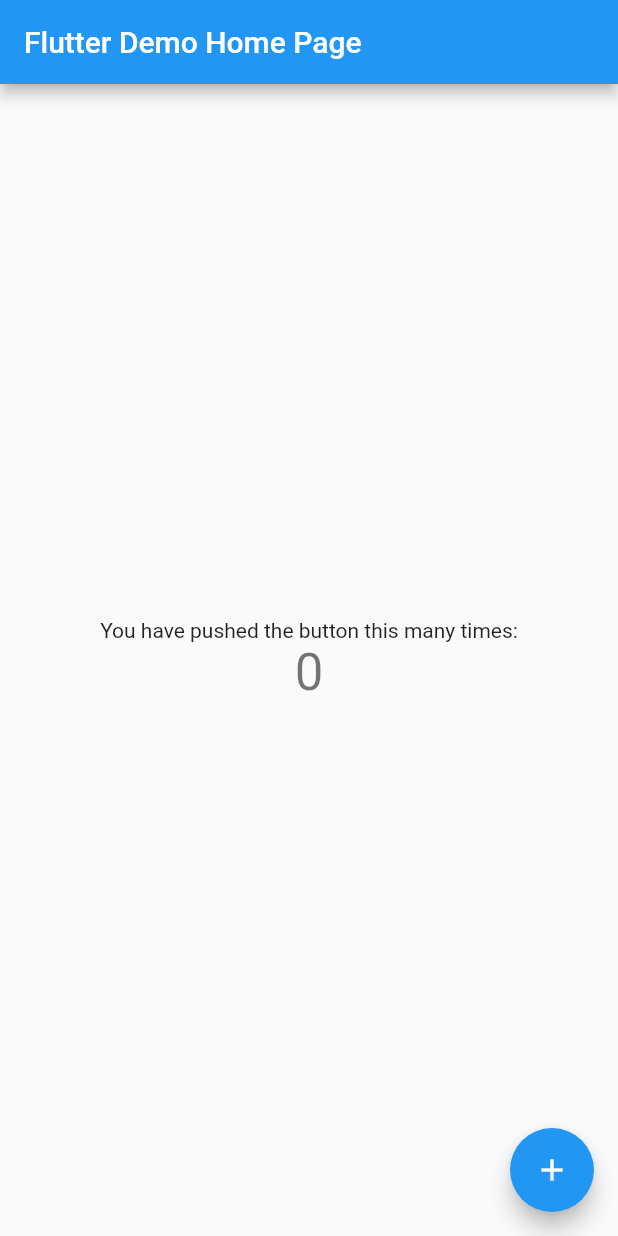
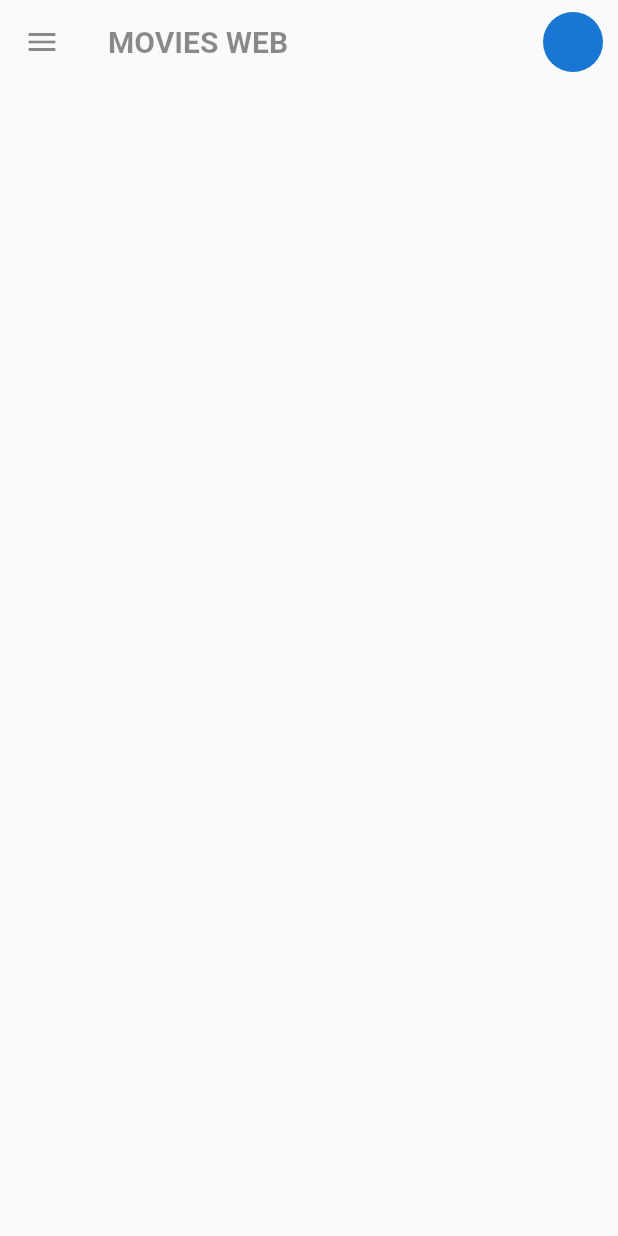
Before and after one commit to kgerc/movies_app, a Flutter app: the screen it shows after launch, on a phone screen of 412 x 824 dp. Run offline on Flutter 3.47's test engine with Material 2 defaults, Android fonts, the phone set to English and light mode, and no system bars.

Commit message:
added required flutter packages and home screen basic elements

```diff
--- a/lib/main.dart
+++ b/lib/main.dart
@@ -1,115 +1,16 @@
 import 'package:flutter/material.dart';
+import 'package:movies_app/src/ui/home_screen.dart';
 
 void main() {
-  runApp(const MyApp());
+  runApp(MyApp());
 }
 
 class MyApp extends StatelessWidget {
-  const MyApp({Key? key}) : super(key: key);
-
-  // This widget is the root of your application.
   @override
   Widget build(BuildContext context) {
     return MaterialApp(
-      title: 'Flutter Demo',
-      theme: ThemeData(
-        // This is the theme of your application.
-        //
-        // Try running your application with "flutter run". You'll see the
-        // application has a blue toolbar. Then, without quitting the app, try
-        // changing the primarySwatch below to Colors.green and then invoke
-        // "hot reload" (press "r" in the console where you ran "flutter run",
-        // or simply save your changes to "hot reload" in a Flutter IDE).
-        // Notice that the counter didn't reset back to zero; the application
-        // is not restarted.
-        primarySwatch: Colors.blue,
-      ),
-      home: const MyHomePage(title: 'Flutter Demo Home Page'),
+      debugShowCheckedModeBanner: false,
+      home: HomeScreen(),
     );
   }
 }
-
-class MyHomePage extends StatefulWidget {
-  const MyHomePage({Key? key, required this.title}) : super(key: key);
-
-  // This widget is the home page of your application. It is stateful, meaning
-  // that it has a State object (defined below) that contains fields that affect
-  // how it looks.
-
-  // This class is the configuration for the state. It holds the values (in this
-  // case the title) provided by the parent (in this case the App widget) and
-  // used by the build method of the State. Fields in a Widget subclass are
-  // always marked "final".
-
-  final String title;
-
-  @override
-  State<MyHomePage> createState() => _MyHomePageState();
-}
-
-class _MyHomePageState extends State<MyHomePage> {
-  int _counter = 0;
-
-  void _incrementCounter() {
-    setState(() {
-      // This call to setState tells the Flutter framework that something has
-      // changed in this State, which causes it to rerun the build method below
-      // so that the display can reflect the updated values. If we changed
-      // _counter without calling setState(), then the build method would not be
-      // called again, and so nothing would appear to happen.
-      _counter++;
-    });
-  }
-
-  @override
-  Widget build(BuildContext context) {
-    // This method is rerun every time setState is called, for instance as done
-    // by the _incrementCounter method above.
-    //
-    // The Flutter framework has been optimized to make rerunning build methods
-    // fast, so that you can just rebuild anything that needs updating rather
-    // than having to individually change instances of widgets.
-    return Scaffold(
-      appBar: AppBar(
-        // Here we take the value from the MyHomePage object that was created by
-        // the App.build method, and use it to set our appbar title.
-        title: Text(widget.title),
-      ),
-      body: Center(
-        // Center is a layout widget. It takes a single child and positions it
-        // in the middle of the parent.
-        child: Column(
-          // Column is also a layout widget. It takes a list of children and
-          // arranges them vertically. By default, it sizes itself to fit its
-          // children horizontally, and tries to be as tall as its parent.
-          //
-          // Invoke "debug painting" (press "p" in the console, choose the
-          // "Toggle Debug Paint" action from the Flutter Inspector in Android
-          // Studio, or the "Toggle Debug Paint" command in Visual Studio Code)
-          // to see the wireframe for each widget.
-          //
-          // Column has various properties to control how it sizes itself and
-          // how it positions its children. Here we use mainAxisAlignment to
-          // center the children vertically; the main axis here is the vertical
-          // axis because Columns are vertical (the cross axis would be
-          // horizontal).
-          mainAxisAlignment: MainAxisAlignment.center,
-          children: <Widget>[
-            const Text(
-              'You have pushed the button this many times:',
-            ),
-            Text(
-              '$_counter',
-              style: Theme.of(context).textTheme.headline4,
-            ),
-          ],
-        ),
-      ),
-      floatingActionButton: FloatingActionButton(
-        onPressed: _incrementCounter,
-        tooltip: 'Increment',
-        child: const Icon(Icons.add),
-      ), // This trailing comma makes auto-formatting nicer for build methods.
-    );
-  }
-}
--- /dev/null
+++ b/lib/src/ui/home_screen.dart
@@ -0,0 +1,25 @@
+import 'package:flutter/material.dart';
+
+class HomeScreen extends StatelessWidget {
+  @override
+  Widget build(BuildContext context) {
+    return Scaffold(
+      appBar: AppBar(
+        backgroundColor: Colors.transparent,
+        elevation: 0,
+        leading: Icon(Icons.menu, color: Colors.black45),
+        title: Text(
+          'Movies Web'.toUpperCase(),
+          style: Theme.of(context).textTheme.caption?.copyWith(
+              color: Colors.black45, fontSize: 20, fontWeight: FontWeight.bold),
+        ),
+        actions: [
+          Container(
+            margin: EdgeInsets.only(right: 10),
+            child: CircleAvatar(),
+          )
+        ],
+      ),
+    );
+  }
+}
--- a/pubspec.yaml
+++ b/pubspec.yaml
@@ -34,6 +34,12 @@ dependencies:
   # The following adds the Cupertino Icons font to your application.
   # Use with the CupertinoIcons class for iOS style icons.
   cupertino_icons: ^1.0.2
+  dio: ^4.0.6
+  flutter_bloc: ^8.0.1
+  url_launcher: ^6.0.20
+  cached_network_image: ^3.2.0
+  equatable: ^2.0.3
+  carousel_slider: ^4.0.0
 
 dev_dependencies:
   flutter_test:
```
Also changed, not shown: pubspec.lock, 1 other file.
